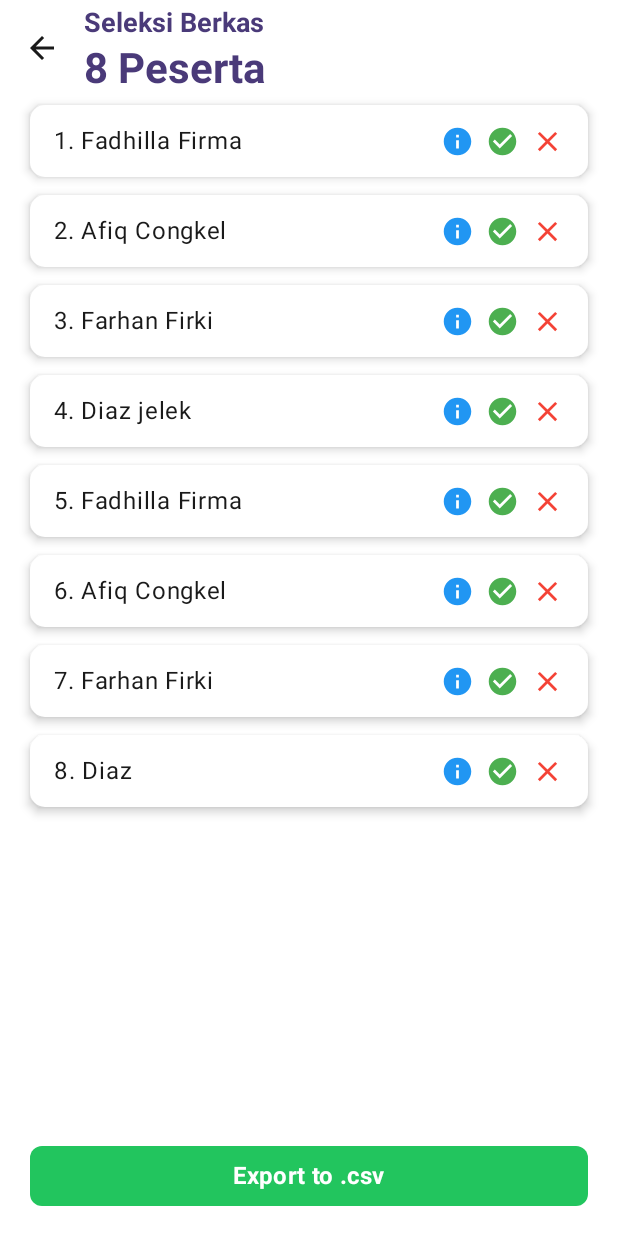
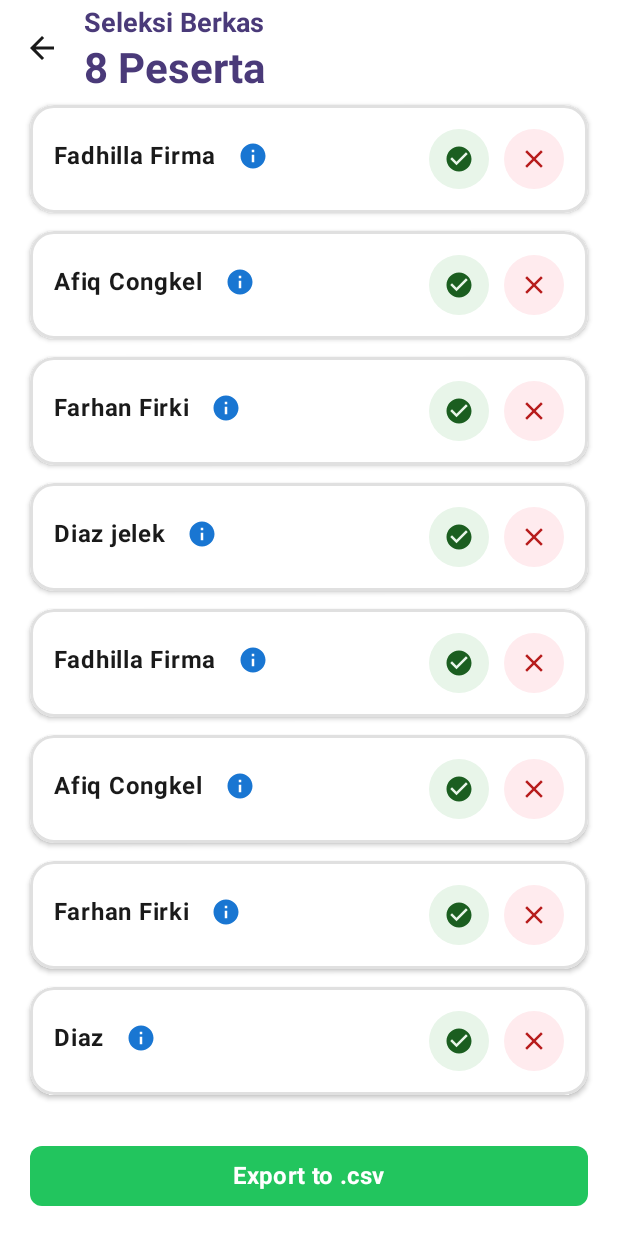
Before and after one commit to AfiqJakhel/Commitech, an Android app built with Jetpack Compose: the seleksiBerkas screen opened through its navigation route, on a phone screen of 412 x 824 dp. Run offline under Robolectric (Android 15) with nearby library versions, the phone set to English and light mode, and no system bars.

Commit message:
perbaikan tema desain

```diff
--- a/app/build.gradle.kts
+++ b/app/build.gradle.kts
@@ -55,6 +55,7 @@ dependencies {
     implementation("androidx.compose.material:material-icons-extended")
     implementation("androidx.compose.material3:material3:1.3.1")
     implementation(libs.androidx.compose.ui.graphics)
+    implementation(libs.androidx.compose.animation.core)
 
     // ✅ LocalDate support di API < 26
     coreLibraryDesugaring("com.android.tools:desugar_jdk_libs:2.0.4")
--- a/app/src/main/java/com/example/commitech/ui/navigation/NavGraph.kt
+++ b/app/src/main/java/com/example/commitech/ui/navigation/NavGraph.kt
@@ -13,79 +13,80 @@ import com.example.commitech.ui.screen.*
 import com.example.commitech.ui.screens.jadwal.UbahJadwalScreen
 import com.example.commitech.ui.viewmodel.*
 
-// Animation constants - PowerPoint style
-private const val ANIMATION_DURATION = 500
-private const val ANIMATION_DURATION_FAST = 350
+// Animation constants - Modern Web Style
+private const val ANIMATION_DURATION = 400
+private const val ANIMATION_DURATION_FAST = 300
+private const val ANIMATION_DURATION_SLOW = 500
 
-// 🎬 PowerPoint Style: Push (Slide + Scale + Fade)
+// 🌊 Modern Web Style: Smooth Slide with Parallax Effect
 private fun powerPointPushEnter() = slideInHorizontally(
     initialOffsetX = { it },
-    animationSpec = tween(ANIMATION_DURATION, easing = androidx.compose.animation.core.FastOutSlowInEasing)
+    animationSpec = tween(ANIMATION_DURATION, easing = androidx.compose.animation.core.CubicBezierEasing(0.4f, 0.0f, 0.2f, 1.0f))
 ) + scaleIn(
-    initialScale = 0.95f,
-    animationSpec = tween(ANIMATION_DURATION, easing = androidx.compose.animation.core.FastOutSlowInEasing)
+    initialScale = 0.92f,
+    animationSpec = tween(ANIMATION_DURATION, easing = androidx.compose.animation.core.CubicBezierEasing(0.4f, 0.0f, 0.2f, 1.0f))
 ) + fadeIn(
-    animationSpec = tween(ANIMATION_DURATION, easing = androidx.compose.animation.core.FastOutSlowInEasing)
+    animationSpec = tween(ANIMATION_DURATION_FAST, easing = androidx.compose.animation.core.LinearOutSlowInEasing)
 )
 
 private fun powerPointPushExit() = slideOutHorizontally(
-    targetOffsetX = { -it / 3 },
-    animationSpec = tween(ANIMATION_DURATION, easing = androidx.compose.animation.core.FastOutSlowInEasing)
+    targetOffsetX = { -it / 4 },
+    animationSpec = tween(ANIMATION_DURATION, easing = androidx.compose.animation.core.CubicBezierEasing(0.4f, 0.0f, 0.2f, 1.0f))
 ) + scaleOut(
-    targetScale = 0.95f,
-    animationSpec = tween(ANIMATION_DURATION, easing = androidx.compose.animation.core.FastOutSlowInEasing)
+    targetScale = 0.92f,
+    animationSpec = tween(ANIMATION_DURATION, easing = androidx.compose.animation.core.CubicBezierEasing(0.4f, 0.0f, 0.2f, 1.0f))
 ) + fadeOut(
-    animationSpec = tween(ANIMATION_DURATION, easing = androidx.compose.animation.core.FastOutSlowInEasing)
+    animationSpec = tween(ANIMATION_DURATION_FAST, easing = androidx.compose.animation.core.FastOutLinearInEasing)
 )
 
 private fun powerPointPushPopEnter() = slideInHorizontally(
-    initialOffsetX = { -it / 3 },
-    animationSpec = tween(ANIMATION_DURATION, easing = androidx.compose.animation.core.FastOutSlowInEasing)
+    initialOffsetX = { -it / 4 },
+    animationSpec = tween(ANIMATION_DURATION, easing = androidx.compose.animation.core.CubicBezierEasing(0.4f, 0.0f, 0.2f, 1.0f))
 ) + scaleIn(
-    initialScale = 0.95f,
-    animationSpec = tween(ANIMATION_DURATION, easing = androidx.compose.animation.core.FastOutSlowInEasing)
+    initialScale = 0.92f,
+    animationSpec = tween(ANIMATION_DURATION, easing = androidx.compose.animation.core.CubicBezierEasing(0.4f, 0.0f, 0.2f, 1.0f))
 ) + fadeIn(
-    animationSpec = tween(ANIMATION_DURATION, easing = androidx.compose.animation.core.FastOutSlowInEasing)
+    animationSpec = tween(ANIMATION_DURATION_FAST, easing = androidx.compose.animation.core.LinearOutSlowInEasing)
 )
 
 private fun powerPointPushPopExit() = slideOutHorizontally(
     targetOffsetX = { it },
-    animationSpec = tween(ANIMATION_DURATION, easing = androidx.compose.animation.core.FastOutSlowInEasing)
+    animationSpec = tween(ANIMATION_DURATION, easing = androidx.compose.animation.core.CubicBezierEasing(0.4f, 0.0f, 0.2f, 1.0f))
 ) + scaleOut(
-    targetScale = 0.95f,
-    animationSpec = tween(ANIMATION_DURATION, easing = androidx.compose.animation.core.FastOutSlowInEasing)
+    targetScale = 0.92f,
+    animationSpec = tween(ANIMATION_DURATION, easing = androidx.compose.animation.core.CubicBezierEasing(0.4f, 0.0f, 0.2f, 1.0f))
 ) + fadeOut(
-    animationSpec = tween(ANIMATION_DURATION, easing = androidx.compose.animation.core.FastOutSlowInEasing)
+    animationSpec = tween(ANIMATION_DURATION_FAST, easing = androidx.compose.animation.core.FastOutLinearInEasing)
 )
 
-// 🎬 PowerPoint Style: Zoom (Scale + Fade)
+// ✨ Modern Web Style: Elegant Zoom with Bounce
 private fun powerPointZoomEnter() = scaleIn(
-    initialScale = 0.85f,
-    animationSpec = tween(ANIMATION_DURATION, easing = androidx.compose.animation.core.FastOutSlowInEasing)
+    initialScale = 0.88f,
+    animationSpec = tween(ANIMATION_DURATION_SLOW, easing = androidx.compose.animation.core.CubicBezierEasing(0.34f, 1.56f, 0.64f, 1.0f))
 ) + fadeIn(
     animationSpec = tween(ANIMATION_DURATION_FAST, easing = androidx.compose.animation.core.LinearOutSlowInEasing)
 )
 
 private fun powerPointZoomExit() = scaleOut(
-    targetScale = 1.1f,
-    animationSpec = tween(ANIMATION_DURATION, easing = androidx.compose.animation.core.FastOutSlowInEasing)
+    targetScale = 1.08f,
+    animationSpec = tween(ANIMATION_DURATION_FAST, easing = androidx.compose.animation.core.CubicBezierEasing(0.4f, 0.0f, 1.0f, 1.0f))
 ) + fadeOut(
     animationSpec = tween(ANIMATION_DURATION_FAST, easing = androidx.compose.animation.core.FastOutLinearInEasing)
 )
 
-// 🎬 PowerPoint Style: Fade Through (Crossfade)
+// 🎭 Modern Web Style: Smooth Fade with Subtle Scale
 private fun powerPointFadeEnter() = fadeIn(
-    animationSpec = tween(ANIMATION_DURATION, easing = androidx.compose.animation.core.LinearOutSlowInEasing)
+    animationSpec = tween(ANIMATION_DURATION, easing = androidx.compose.animation.core.CubicBezierEasing(0.4f, 0.0f, 0.2f, 1.0f))
 ) + scaleIn(
-    initialScale = 0.98f,
-    animationSpec = tween(ANIMATION_DURATION, easing = androidx.compose.animation.core.FastOutSlowInEasing)
+    initialScale = 0.96f,
+    animationSpec = tween(ANIMATION_DURATION, easing = androidx.compose.animation.core.CubicBezierEasing(0.4f, 0.0f, 0.2f, 1.0f))
 )
 
 private fun powerPointFadeExit() = fadeOut(
     animationSpec = tween(ANIMATION_DURATION_FAST, easing = androidx.compose.animation.core.FastOutLinearInEasing)
 ) + scaleOut(
-    targetScale = 1.02f,
-    animationSpec = tween(ANIMATION_DURATION, easing = androidx.compose.animation.core.FastOutSlowInEasing)
+    targetScale = 1.04f,
+    animationSpec = tween(ANIMATION_DURATION_FAST, easing = androidx.compose.animation.core.CubicBezierEasing(0.4f, 0.0f, 1.0f, 1.0f))
 )
 
 @OptIn(ExperimentalAnimationApi::class)
--- a/app/src/main/java/com/example/commitech/ui/screen/SeleksiBerkasScreen.kt
+++ b/app/src/main/java/com/example/commitech/ui/screen/SeleksiBerkasScreen.kt
@@ -1,11 +1,17 @@
 @file:OptIn(ExperimentalMaterial3Api::class)
 package com.example.commitech.ui.screen
 
+import androidx.compose.animation.animateColorAsState
+import androidx.compose.animation.core.animateDpAsState
+import androidx.compose.foundation.BorderStroke
 import androidx.compose.foundation.background
+import androidx.compose.foundation.clickable
+import androidx.compose.foundation.interaction.MutableInteractionSource
 import androidx.compose.foundation.isSystemInDarkTheme
 import androidx.compose.foundation.layout.*
 import androidx.compose.foundation.lazy.LazyColumn
 import androidx.compose.foundation.lazy.itemsIndexed
+import androidx.compose.foundation.shape.CircleShape
 import androidx.compose.foundation.shape.RoundedCornerShape
 import androidx.compose.material.icons.Icons
 import androidx.compose.material.icons.automirrored.filled.ArrowBack
@@ -16,14 +22,16 @@ import androidx.compose.material3.*
 import androidx.compose.runtime.*
 import androidx.compose.ui.Alignment
 import androidx.compose.ui.Modifier
+import androidx.compose.ui.draw.clip
+import androidx.compose.ui.draw.shadow
 import androidx.compose.ui.graphics.Color
+import androidx.compose.ui.graphics.vector.ImageVector
 import androidx.compose.ui.text.font.FontWeight
 import androidx.compose.ui.unit.dp
 import androidx.compose.ui.unit.sp
 import androidx.lifecycle.viewmodel.compose.viewModel
 import com.example.commitech.ui.viewmodel.Peserta
 import com.example.commitech.ui.viewmodel.SeleksiBerkasViewModel
-import androidx.compose.foundation.clickable
 import androidx.compose.ui.window.Dialog
 
 @Composable
@@ -131,81 +139,111 @@ fun PesertaCard(
     var showRejectDialog by remember { mutableStateOf(false) }
     var status by remember { mutableStateOf<Boolean?>(null) }
 
+    val animatedBorderColor by animateColorAsState(
+        targetValue = when (status) {
+            true -> Color(0xFF4CAF50)
+            false -> Color(0xFFF44336)
+            else -> Color(0xFFE0E0E0)
+        },
+        label = "borderAnim"
+    )
+    val animatedShadow by animateDpAsState(
+        targetValue = if (status != null) 6.dp else 2.dp,
+        label = "shadowAnim"
+    )
+
     Card(
         modifier = Modifier
             .fillMaxWidth()
-            .padding(vertical = 6.dp),
-        shape = RoundedCornerShape(10.dp),
+            .padding(vertical = 6.dp)
+            .shadow(animatedShadow, RoundedCornerShape(16.dp)),
+        shape = RoundedCornerShape(16.dp),
         colors = CardDefaults.cardColors(containerColor = cardColor),
-        elevation = CardDefaults.cardElevation(4.dp)
+        border = BorderStroke(2.dp, animatedBorderColor)
     ) {
         Row(
             modifier = Modifier
                 .fillMaxWidth()
-                .padding(horizontal = 16.dp, vertical = 12.dp),
-            verticalAlignment = Alignment.CenterVertically,
-            horizontalArrangement = Arrangement.SpaceBetween
+                .padding(16.dp),
+            horizontalArrangement = Arrangement.SpaceBetween,
+            verticalAlignment = Alignment.CenterVertically
         ) {
-            Text(
-                text = "$index. ${peserta.nama}",
-                fontSize = 16.sp,
-                color = textColor,
-                modifier = Modifier.weight(1f)
-            )
-
-            if (status == null) {
-                Row(verticalAlignment = Alignment.CenterVertically) {
-                    Icon(
-                        imageVector = Icons.Default.Info,
-                        contentDescription = "Info",
-                        tint = Color(0xFF2196F3),
-                        modifier = Modifier
-                            .size(22.dp)
-                            .clickable { showInfoDialog = true }
+            Column(modifier = Modifier.weight(1f)) {
+                // Nama + Info Button
+                Row(
+                    verticalAlignment = Alignment.CenterVertically,
+                    horizontalArrangement = Arrangement.spacedBy(8.dp)
+                ) {
+                    Text(
+                        peserta.nama,
+                        fontSize = 16.sp,
+                        fontWeight = FontWeight.Bold,
+                        color = textColor
                     )
 
-                    Spacer(modifier = Modifier.width(8.dp))
+                    // Info Button
+                    Box(
+                        modifier = Modifier
+                            .size(32.dp)
+                            .clip(CircleShape)
+                            .clickable(
+                                onClick = { showInfoDialog = true },
+                                indication = null,
+                                interactionSource = remember { MutableInteractionSource() }
+                            ),
+                        contentAlignment = Alignment.Center
+                    ) {
+                        Icon(
+                            Icons.Default.Info,
+                            contentDescription = "Info",
+                            tint = Color(0xFF1976D2),
+                            modifier = Modifier.size(20.dp)
+                        )
+                    }
+                }
 
-                    Icon(
-                        imageVector = Icons.Default.CheckCircle,
-                        contentDescription = "Lulus",
-                        tint = Color(0xFF4CAF50),
-                        modifier = Modifier
-                            .size(22.dp)
-                            .clickable { showAcceptDialog = true }
-                    )
+                Spacer(Modifier.height(4.dp))
 
-                    Spacer(modifier = Modifier.width(8.dp))
-
-                    Icon(
-                        imageVector = Icons.Default.Close,
-                        contentDescription = "Tidak Lulus",
-                        tint = Color(0xFFF44336),
-                        modifier = Modifier
-                            .size(22.dp)
-                            .clickable { showRejectDialog = true }
+                // Status
+                if (status != null) {
+                    Text(
+                        when (status) {
+                            true -> "✓ Diterima"
+                            false -> "✗ Ditolak"
+                            else -> ""
+                        },
+                        fontSize = 13.sp,
+                        fontWeight = FontWeight.SemiBold,
+                        color = when (status) {
+                            true -> Color(0xFF4CAF50)
+                            false -> Color(0xFFD32F2F)
+                            else -> textColor
+                        }
                     )
                 }
-            } else {
-                Row(verticalAlignment = Alignment.CenterVertically) {
-                    val resultText = if (status == true) "Diterima" else "Ditolak"
-                    val resultColor = if (status == true) Color(0xFF2E7D32) else Color(0xFFD32F2F)
-                    val resultIcon =
-                        if (status == true) Icons.Default.CheckCircle else Icons.Default.Close
+            }
 
-                    Text(
-                        text = resultText,
-                        color = resultColor,
-                        fontWeight = FontWeight.Bold,
-                        fontSize = 14.sp
-                    )
-                    Spacer(modifier = Modifier.width(6.dp))
-                    Icon(
-                        imageVector = resultIcon,
-                        contentDescription = resultText,
-                        tint = resultColor,
-                        modifier = Modifier.size(20.dp)
-                    )
+            Row(horizontalArrangement = Arrangement.spacedBy(10.dp)) {
+                if (status == null) {
+                    // Tombol Terima
+                    CircleIconButtonBerkas(
+                        icon = Icons.Default.CheckCircle,
+                        background = Color(0xFFE8F5E9),
+                        tint = Color(0xFF1B5E20),
+                        enabled = true
+                    ) {
+                        showAcceptDialog = true
+                    }
+
+                    // Tombol Tolak
+                    CircleIconButtonBerkas(
+                        icon = Icons.Default.Close,
+                        background = Color(0xFFFFEBEE),
+                        tint = Color(0xFFB71C1C),
+                        enabled = true
+                    ) {
+                        showRejectDialog = true
+                    }
                 }
             }
         }
@@ -644,3 +682,33 @@ fun RejectDialog(
         }
     }
 }
+
+@Composable
+fun CircleIconButtonBerkas(
+    icon: ImageVector,
+    background: Color,
+    tint: Color,
+    enabled: Boolean = true,
+    onClick: () -> Unit
+) {
+    Box(
+        modifier = Modifier
+            .size(40.dp)
+            .clip(CircleShape)
+            .background(if (enabled) background else background.copy(alpha = 0.5f))
+            .clickable(
+                enabled = enabled,
+                onClick = onClick,
+                indication = null,
+                interactionSource = remember { MutableInteractionSource() }
+            ),
+        contentAlignment = Alignment.Center
+    ) {
+        Icon(
+            imageVector = icon,
+            contentDescription = null,
+            tint = if (enabled) tint else tint.copy(alpha = 0.5f),
+            modifier = Modifier.size(20.dp)
+        )
+    }
+}
--- a/gradle/libs.versions.toml
+++ b/gradle/libs.versions.toml
@@ -14,6 +14,7 @@ navigationCompose = "2.9.5"
 material3 = "1.4.0"
 foundation = "1.9.4"
 uiGraphics = "1.9.4"
+animationCore = "1.9.4"
 
 [libraries]
 androidx-core-ktx = { group = "androidx.core", name = "core-ktx", version.ref = "coreKtx" }
@@ -36,6 +37,7 @@ androidx-navigation-compose = { group = "androidx.navigation", name = "navigatio
 material3 = { group = "androidx.compose.material3", name = "material3", version.ref = "material3" }
 androidx-foundation = { group = "androidx.compose.foundation", name = "foundation", version.ref = "foundation" }
 androidx-compose-ui-graphics = { group = "androidx.compose.ui", name = "ui-graphics", version.ref = "uiGraphics" }
+androidx-compose-animation-core = { group = "androidx.compose.animation", name = "animation-core", version.ref = "animationCore" }
 
 [plugins]
 android-application = { id = "com.android.application", version.ref = "agp" }
```
Also changed, not shown: app/src/main/java/com/example/commitech/ui/components/CircleIconButton.kt (added, +39 -0 lines), app/src/main/java/com/example/commitech/ui/screen/DataPendaftarScreen.kt (+103 -69 lines), app/src/main/java/com/example/commitech/ui/screen/SeleksiWawancaraScreen.kt (+38 -32 lines).
